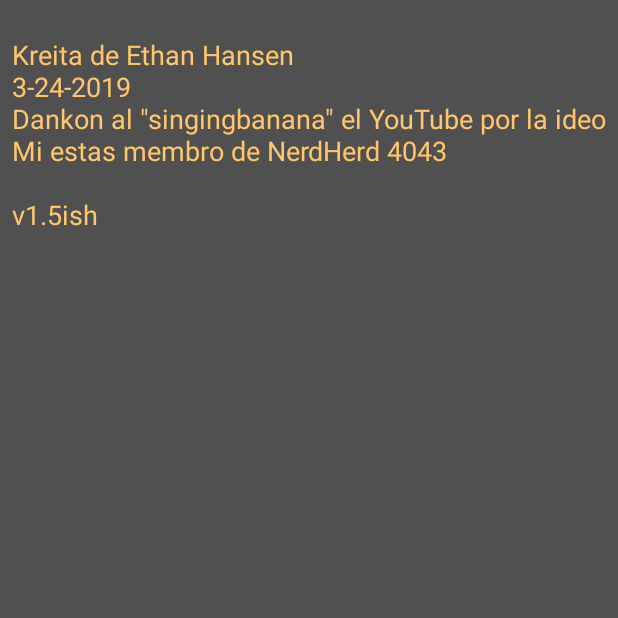
After one commit to 1ethanhansen/FRC-Elo-App, an Android app: the activity_easter_egg screen opened directly, with no data from a screen before it, on a phone screen of 412 x 824 dp, the top half of it. The commit adds this screen. Run offline under Robolectric (Android 15) with nearby library versions, the phone set to English and light mode, and no system bars.

Commit message:
Fixes #9

```diff
--- a/app/src/main/AndroidManifest.xml
+++ b/app/src/main/AndroidManifest.xml
@@ -11,6 +11,8 @@
             android:roundIcon="@mipmap/ic_launcher_round"
             android:supportsRtl="true"
             android:theme="@style/AppTheme">
+        <activity android:name=".activity_easter_egg">
+        </activity>
         <activity android:name=".DisplayUpsetsActivity">
         </activity>
         <activity android:name=".run_match_two">
--- /dev/null
+++ b/app/src/main/java/com/example/frc_elo_app/activity_easter_egg.kt
@@ -0,0 +1,12 @@
+package com.example.frc_elo_app
+
+import android.support.v7.app.AppCompatActivity
+import android.os.Bundle
+
+class activity_easter_egg : AppCompatActivity() {
+
+    override fun onCreate(savedInstanceState: Bundle?) {
+        super.onCreate(savedInstanceState)
+        setContentView(R.layout.activity_easter_egg)
+    }
+}
--- /dev/null
+++ b/app/src/main/res/layout/activity_easter_egg.xml
@@ -0,0 +1,20 @@
+<?xml version="1.0" encoding="utf-8"?>
+<android.support.constraint.ConstraintLayout
+        xmlns:android="http://schemas.android.com/apk/res/android"
+        xmlns:tools="http://schemas.android.com/tools"
+        xmlns:app="http://schemas.android.com/apk/res-auto"
+        android:layout_width="match_parent"
+        android:layout_height="match_parent"
+        android:background="@color/colorBackground"
+        tools:context=".activity_easter_egg">
+
+    <TextView
+            android:layout_width="wrap_content"
+            android:layout_height="wrap_content"
+            android:id="@+id/tv_egg_info" android:textColor="@color/colorText"
+            android:layout_marginTop="24dp" app:layout_constraintTop_toTopOf="parent" android:layout_marginStart="24dp"
+            app:layout_constraintStart_toStartOf="parent"
+            android:text='Kreita de Ethan Hansen\n3-24-2019\nDankon al "singingbanana" el YouTube por la ideo\nMi estas membro de NerdHerd 4043\n\nv1.5ish'
+            android:textSize="18sp" app:layout_constraintEnd_toEndOf="parent" android:layout_marginEnd="24dp"
+    />
+</android.support.constraint.ConstraintLayout>
--- a/app/src/main/res/layout/activity_main.xml
+++ b/app/src/main/res/layout/activity_main.xml
@@ -45,6 +45,7 @@
             android:layout_marginBottom="8dp" app:layout_constraintBottom_toTopOf="@+id/but_save_backup"/>
     <ImageView
             android:layout_width="160dp"
+            android:onClick="countMe"
             android:layout_height="171dp" app:srcCompat="@drawable/onecowboi"
             android:id="@+id/nerdHerdLogo" app:layout_constraintEnd_toEndOf="parent" android:layout_marginEnd="24dp"
             android:layout_marginTop="24dp" app:layout_constraintTop_toBottomOf="@+id/buttonDisplayRatings"
```
Also changed, not shown: app/src/main/java/com/example/frc_elo_app/MainActivity.kt (+10 -0 lines).
